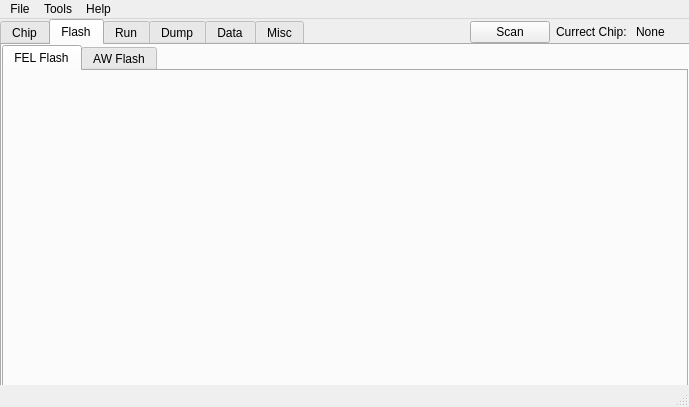
Above: src/mainwindow.ui from YuzukiTsuru/YFEL before the change. Below: the same form after it.
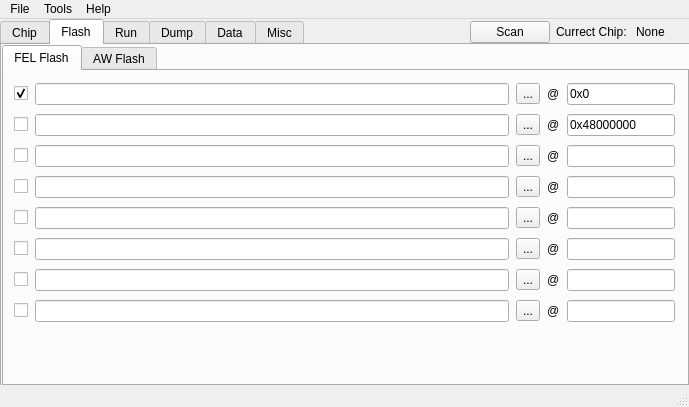
That is the form after the change. The open tabs and pages were chosen to show the change.

Commit message: add copy func and flash layout

```diff
--- a/src/mainwindow.ui
+++ b/src/mainwindow.ui
@@ -190,8 +190,8 @@
        <rect>
         <x>0</x>
         <y>0</y>
-        <width>686</width>
-        <height>351</height>
+        <width>687</width>
+        <height>341</height>
        </rect>
       </property>
       <property name="currentIndex">
@@ -201,6 +201,372 @@
        <attribute name="title">
         <string>FEL Flash</string>
        </attribute>
+       <widget class="QWidget" name="">
+        <property name="geometry">
+         <rect>
+          <x>10</x>
+          <y>10</y>
+          <width>661</width>
+          <height>246</height>
+         </rect>
+        </property>
+        <layout class="QHBoxLayout" name="horizontalLayout_37" stretch="10,0">
+         <property name="spacing">
+          <number>7</number>
+         </property>
+         <item>
+          <layout class="QVBoxLayout" name="verticalLayout_2">
+           <item>
+            <layout class="QHBoxLayout" name="horizontalLayout_9">
+             <item>
+              <widget class="QCheckBox" name="flash_checkBox_1">
+               <property name="text">
+                <string/>
+               </property>
+               <property name="checked">
+                <bool>true</bool>
+               </property>
+              </widget>
+             </item>
+             <item>
+              <widget class="QLineEdit" name="flash_lineEdit_1"/>
+             </item>
+            </layout>
+           </item>
+           <item>
+            <layout class="QHBoxLayout" name="horizontalLayout_13">
+             <item>
+              <widget class="QCheckBox" name="flash_checkBox_2">
+               <property name="text">
+                <string/>
+               </property>
+              </widget>
+             </item>
+             <item>
+              <widget class="QLineEdit" name="flash_lineEdit_2"/>
+             </item>
+            </layout>
+           </item>
+           <item>
+            <layout class="QHBoxLayout" name="horizontalLayout_16">
+             <item>
+              <widget class="QCheckBox" name="flash_checkBox_3">
+               <property name="text">
+                <string/>
+               </property>
+              </widget>
+             </item>
+             <item>
+              <widget class="QLineEdit" name="flash_lineEdit_3"/>
+             </item>
+            </layout>
+           </item>
+           <item>
+            <layout class="QHBoxLayout" name="horizontalLayout_23">
+             <item>
+              <widget class="QCheckBox" name="flash_checkBox_4">
+               <property name="text">
+                <string/>
+               </property>
+              </widget>
+             </item>
+             <item>
+              <widget class="QLineEdit" name="flash_lineEdit_4"/>
+             </item>
+            </layout>
+           </item>
+           <item>
+            <layout class="QHBoxLayout" name="horizontalLayout_26">
+             <item>
+              <widget class="QCheckBox" name="flash_checkBox_5">
+               <property name="text">
+                <string/>
+               </property>
+              </widget>
+             </item>
+             <item>
+              <widget class="QLineEdit" name="flash_lineEdit_5"/>
+             </item>
+            </layout>
+           </item>
+           <item>
+            <layout class="QHBoxLayout" name="horizontalLayout_30">
+             <item>
+              <widget class="QCheckBox" name="flash_checkBox_7">
+               <property name="text">
+                <string/>
+               </property>
+              </widget>
+             </item>
+             <item>
+              <widget class="QLineEdit" name="flash_lineEdit_7"/>
+             </item>
+            </layout>
+           </item>
+           <item>
+            <layout class="QHBoxLayout" name="horizontalLayout_33">
+             <item>
+              <widget class="QCheckBox" name="flash_checkBox_8">
+               <property name="text">
+                <string/>
+               </property>
+              </widget>
+             </item>
+             <item>
+              <widget class="QLineEdit" name="flash_lineEdit_8"/>
+             </item>
+            </layout>
+           </item>
+           <item>
+            <layout class="QHBoxLayout" name="horizontalLayout_36">
+             <item>
+              <widget class="QCheckBox" name="flash_checkBox_9">
+               <property name="text">
+                <string/>
+               </property>
+              </widget>
+             </item>
+             <item>
+              <widget class="QLineEdit" name="flash_lineEdit_9"/>
+             </item>
+            </layout>
+           </item>
+          </layout>
+         </item>
+         <item>
+          <layout class="QVBoxLayout" name="verticalLayout_3">
+           <item>
+            <layout class="QHBoxLayout" name="horizontalLayout_10">
+             <item>
+              <widget class="QToolButton" name="toolButton">
+               <property name="text">
+                <string>...</string>
+               </property>
+              </widget>
+             </item>
+             <item>
+              <layout class="QHBoxLayout" name="horizontalLayout_8">
+               <item>
+                <widget class="QLabel" name="flash_label_1">
+                 <property name="text">
+                  <string>@</string>
+                 </property>
+                </widget>
+               </item>
+               <item>
+                <widget class="QLineEdit" name="flash_lineEdit_1_1">
+                 <property name="text">
+                  <string>0x0</string>
+                 </property>
+                </widget>
+               </item>
+              </layout>
+             </item>
+            </layout>
+           </item>
+           <item>
+            <layout class="QHBoxLayout" name="horizontalLayout_11">
+             <item>
+              <widget class="QToolButton" name="toolButton_2">
+               <property name="text">
+                <string>...</string>
+               </property>
+              </widget>
+             </item>
+             <item>
+              <layout class="QHBoxLayout" name="horizontalLayout_12">
+               <item>
+                <widget class="QLabel" name="flash_label_2">
+                 <property name="text">
+                  <string>@</string>
+                 </property>
+                </widget>
+               </item>
+               <item>
+                <widget class="QLineEdit" name="flash_lineEdit_1_2">
+                 <property name="text">
+                  <string>0x48000000</string>
+                 </property>
+                </widget>
+               </item>
+              </layout>
+             </item>
+            </layout>
+           </item>
+           <item>
+            <layout class="QHBoxLayout" name="horizontalLayout_14">
+             <item>
+              <widget class="QToolButton" name="toolButton_3">
+               <property name="text">
+                <string>...</string>
+               </property>
+              </widget>
+             </item>
+             <item>
+              <layout class="QHBoxLayout" name="horizontalLayout_15">
+               <item>
+                <widget class="QLabel" name="flash_label_3">
+                 <property name="text">
+                  <string>@</string>
+                 </property>
+                </widget>
+               </item>
+               <item>
+                <widget class="QLineEdit" name="flash_lineEdit_1_3"/>
+               </item>
+              </layout>
+             </item>
+            </layout>
+           </item>
+           <item>
+            <layout class="QHBoxLayout" name="horizontalLayout_21">
+             <item>
+              <widget class="QToolButton" name="toolButton_6">
+               <property name="text">
+                <string>...</string>
+               </property>
+              </widget>
+             </item>
+             <item>
+              <layout class="QHBoxLayout" name="horizontalLayout_22">
+               <item>
+                <widget class="QLabel" name="flash_label_6">
+                 <property name="text">
+                  <string>@</string>
+                 </property>
+                </widget>
+               </item>
+               <item>
+                <widget class="QLineEdit" name="flash_lineEdit_1_6">
+                 <property name="text">
+                  <string/>
+                 </property>
+                </widget>
+               </item>
+              </layout>
+             </item>
+            </layout>
+           </item>
+           <item>
+            <layout class="QHBoxLayout" name="horizontalLayout_24">
+             <item>
+              <widget class="QToolButton" name="toolButton_7">
+               <property name="text">
+                <string>...</string>
+               </property>
+              </widget>
+             </item>
+             <item>
+              <layout class="QHBoxLayout" name="horizontalLayout_25">
+               <item>
+                <widget class="QLabel" name="flash_label_7">
+                 <property name="text">
+                  <string>@</string>
+                 </property>
+                </widget>
+               </item>
+               <item>
+                <widget class="QLineEdit" name="flash_lineEdit_1_7">
+                 <property name="text">
+                  <string/>
+                 </property>
+                </widget>
+               </item>
+              </layout>
+             </item>
+            </layout>
+           </item>
+           <item>
+            <layout class="QHBoxLayout" name="horizontalLayout_28">
+             <item>
+              <widget class="QToolButton" name="toolButton_8">
+               <property name="text">
+                <string>...</string>
+               </property>
+              </widget>
+             </item>
+             <item>
+              <layout class="QHBoxLayout" name="horizontalLayout_29">
+               <item>
+                <widget class="QLabel" name="flash_label_8">
+                 <property name="text">
+                  <string>@</string>
+                 </property>
+                </widget>
+               </item>
+               <item>
+                <widget class="QLineEdit" name="flash_lineEdit_1_8">
+                 <property name="text">
+                  <string/>
+                 </property>
+                </widget>
+               </item>
+              </layout>
+             </item>
+            </layout>
+           </item>
+           <item>
+            <layout class="QHBoxLayout" name="horizontalLayout_31">
+             <item>
+              <widget class="QToolButton" name="toolButton_9">
+               <property name="text">
+                <string>...</string>
+               </property>
+              </widget>
+             </item>
+             <item>
+              <layout class="QHBoxLayout" name="horizontalLayout_32">
+               <item>
+                <widget class="QLabel" name="flash_label_9">
+                 <property name="text">
+                  <string>@</string>
+                 </property>
+                </widget>
+               </item>
+               <item>
+                <widget class="QLineEdit" name="flash_lineEdit_1_9">
+                 <property name="text">
+                  <string/>
+                 </property>
+                </widget>
+               </item>
+              </layout>
+             </item>
+            </layout>
+           </item>
+           <item>
+            <layout class="QHBoxLayout" name="horizontalLayout_34">
+             <item>
+              <widget class="QToolButton" name="toolButton_10">
+               <property name="text">
+                <string>...</string>
+               </property>
+              </widget>
+             </item>
+             <item>
+              <layout class="QHBoxLayout" name="horizontalLayout_35">
+               <item>
+                <widget class="QLabel" name="flash_label_10">
+                 <property name="text">
+                  <string>@</string>
+                 </property>
+                </widget>
+               </item>
+               <item>
+                <widget class="QLineEdit" name="flash_lineEdit_1_10">
+                 <property name="text">
+                  <string/>
+                 </property>
+                </widget>
+               </item>
+              </layout>
+             </item>
+            </layout>
+           </item>
+          </layout>
+         </item>
+        </layout>
+       </widget>
       </widget>
       <widget class="QWidget" name="aw_flash">
        <attribute name="title">
```
Left out of the diff: 2 changed lines with no effect on the pictures. The commit also changes 2 other files.
